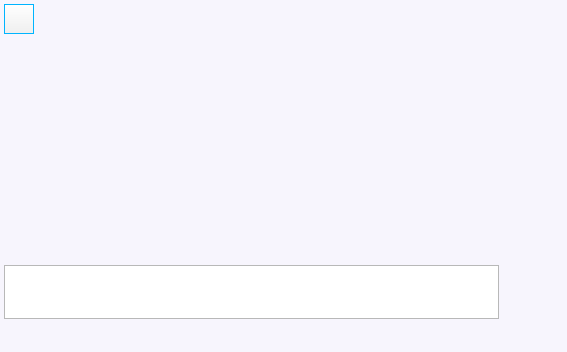
itds-consulting/yate, file share/skins/default/chat.ui: the form before one commit.
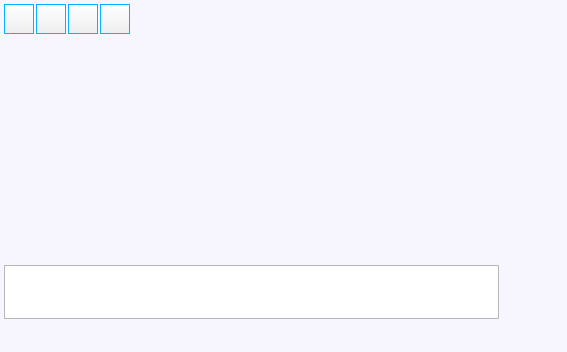
The form after the commit. Icons and pictures are not drawn.

What changed in the file:
```diff
--- a/share/skins/default/chat.ui
+++ b/share/skins/default/chat.ui
@@ -113,6 +113,195 @@
        </property>
       </widget>
      </item>
+     <item>
+      <widget class="QToolButton" name="send_file_btn" >
+       <property name="minimumSize" >
+        <size>
+         <width>30</width>
+         <height>30</height>
+        </size>
+       </property>
+       <property name="maximumSize" >
+        <size>
+         <width>30</width>
+         <height>30</height>
+        </size>
+       </property>
+       <property name="styleSheet" >
+        <string>QToolButton {
+  border: 1px solid #00b4ff;
+  background: qlineargradient(x1: 0, y1: 0, x2: 0, y2: 1, stop: 0 #ffffff, stop: 1 #eeeeee);
+}
+QToolButton:hover {
+  background: qlineargradient(x1: 0, y1: 0, x2: 0, y2: 1, stop: 0 #eeeeee, stop: 1 #ffffff);
+}
+QToolButton:pressed {
+  background: qlineargradient(x1: 0, y1: 0, x2: 0, y2: 1, stop: 0 #ffffff, stop: 1 #eeeeee);
+}
+QToolButton:disabled {
+  background: #eeeeee;
+}
+</string>
+       </property>
+       <property name="iconSize" >
+        <size>
+         <width>20</width>
+         <height>20</height>
+        </size>
+       </property>
+       <property name="autoRaise" >
+        <bool>true</bool>
+       </property>
+       <property name="_yate_identity" stdset="0" >
+        <string>send_file</string>
+       </property>
+       <property name="_yate_setaction" stdset="0" >
+        <string>chat_send_file</string>
+       </property>
+       <property name="_yate_noautoconnect" stdset="0" >
+        <bool>true</bool>
+       </property>
+       <property name="_yate_normal_icon" stdset="0" >
+        <string>sendfile_20.png</string>
+       </property>
+       <property name="_yate_pressed_icon" stdset="0" >
+        <string>sendfile_pressed_20.png</string>
+       </property>
+       <property name="_yate_hover_icon" stdset="0" >
+        <string>sendfile_hover_20.png</string>
+       </property>
+       <property name="_yate_filterevents" stdset="0" >
+        <bool>true</bool>
+       </property>
+      </widget>
+     </item>
+     <item>
+      <widget class="QToolButton" name="share_file_btn" >
+       <property name="enabled" >
+        <bool>true</bool>
+       </property>
+       <property name="minimumSize" >
+        <size>
+         <width>30</width>
+         <height>30</height>
+        </size>
+       </property>
+       <property name="maximumSize" >
+        <size>
+         <width>30</width>
+         <height>30</height>
+        </size>
+       </property>
+       <property name="styleSheet" >
+        <string>QToolButton {
+  border: 1px solid #00b4ff;
+  background: qlineargradient(x1: 0, y1: 0, x2: 0, y2: 1, stop: 0 #ffffff, stop: 1 #eeeeee);
+}
+QToolButton:hover {
+  background: qlineargradient(x1: 0, y1: 0, x2: 0, y2: 1, stop: 0 #eeeeee, stop: 1 #ffffff);
+}
+QToolButton:pressed {
+  background: qlineargradient(x1: 0, y1: 0, x2: 0, y2: 1, stop: 0 #ffffff, stop: 1 #eeeeee);
+}
+QToolButton:disabled {
+  background: #eeeeee;
+}
+</string>
+       </property>
+       <property name="iconSize" >
+        <size>
+         <width>20</width>
+         <height>20</height>
+        </size>
+       </property>
+       <property name="autoRaise" >
+        <bool>true</bool>
+       </property>
+       <property name="_yate_identity" stdset="0" >
+        <string>share_file</string>
+       </property>
+       <property name="_yate_setaction" stdset="0" >
+        <string>chat_share_file</string>
+       </property>
+       <property name="_yate_noautoconnect" stdset="0" >
+        <bool>true</bool>
+       </property>
+       <property name="_yate_normal_icon" stdset="0" >
+        <string>sharefile_none_20.png</string>
+       </property>
+       <property name="_yate_pressed_icon" stdset="0" >
+        <string>sharefile_none_pressed_20.png</string>
+       </property>
+       <property name="_yate_hover_icon" stdset="0" >
+        <string>sharefile_none_hover_20.png</string>
+       </property>
+       <property name="_yate_filterevents" stdset="0" >
+        <bool>true</bool>
+       </property>
+      </widget>
+     </item>
+     <item>
+      <widget class="QToolButton" name="shared_file_btn" >
+       <property name="minimumSize" >
+        <size>
+         <width>30</width>
+         <height>30</height>
+        </size>
+       </property>
+       <property name="maximumSize" >
+        <size>
+         <width>30</width>
+         <height>30</height>
+        </size>
+       </property>
+       <property name="styleSheet" >
+        <string>QToolButton {
+  border: 1px solid #00b4ff;
+  background: qlineargradient(x1: 0, y1: 0, x2: 0, y2: 1, stop: 0 #ffffff, stop: 1 #eeeeee);
+}
+QToolButton:hover {
+  background: qlineargradient(x1: 0, y1: 0, x2: 0, y2: 1, stop: 0 #eeeeee, stop: 1 #ffffff);
+}
+QToolButton:pressed {
+  background: qlineargradient(x1: 0, y1: 0, x2: 0, y2: 1, stop: 0 #ffffff, stop: 1 #eeeeee);
+}
+QToolButton:disabled {
+  background: #eeeeee;
+}
+</string>
+       </property>
+       <property name="iconSize" >
+        <size>
+         <width>20</width>
+         <height>20</height>
+        </size>
+       </property>
+       <property name="autoRaise" >
+        <bool>true</bool>
+       </property>
+       <property name="_yate_identity" stdset="0" >
+        <string>shared_file</string>
+       </property>
+       <property name="_yate_setaction" stdset="0" >
+        <string>chat_shared_file</string>
+       </property>
+       <property name="_yate_noautoconnect" stdset="0" >
+        <bool>true</bool>
+       </property>
+       <property name="_yate_normal_icon" stdset="0" >
+        <string>sharedfile_20.png</string>
+       </property>
+       <property name="_yate_pressed_icon" stdset="0" >
+        <string>sharedfile_pressed_20.png</string>
+       </property>
+       <property name="_yate_hover_icon" stdset="0" >
+        <string>sharedfile_hover_20.png</string>
+       </property>
+       <property name="_yate_filterevents" stdset="0" >
+        <bool>true</bool>
+       </property>
+      </widget>
+     </item>
      <item>
       <widget class="QLabel" name="name" >
        <property name="sizePolicy" >
```
Left out of the diff: 36 changed lines with no effect on the pictures.
